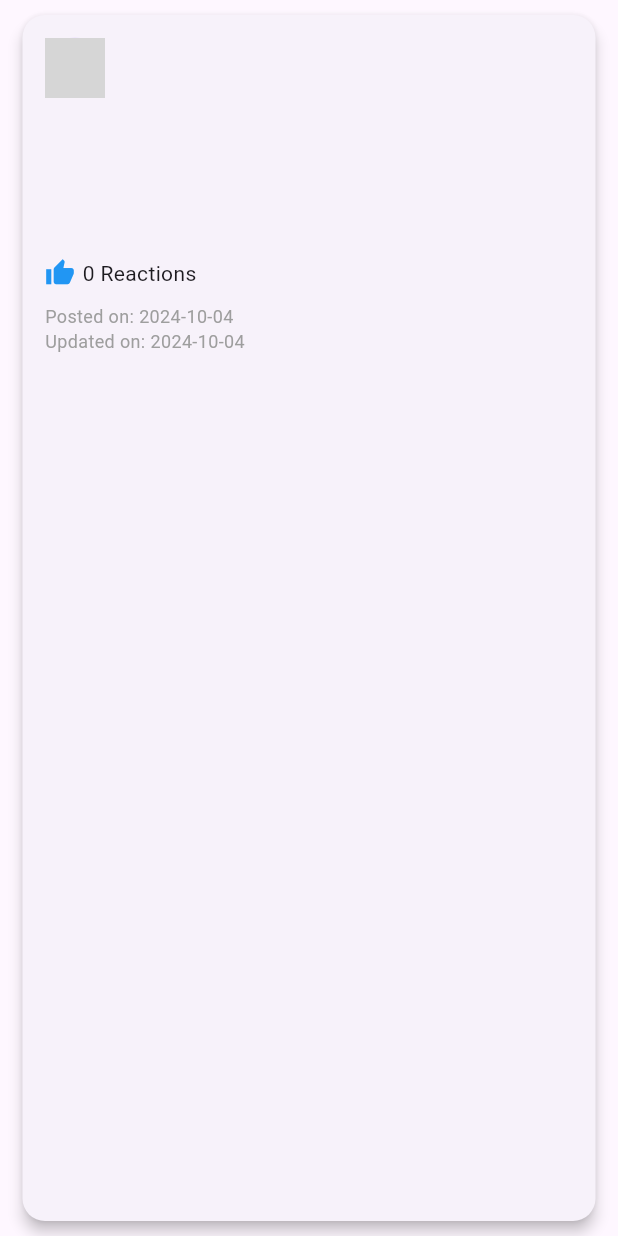
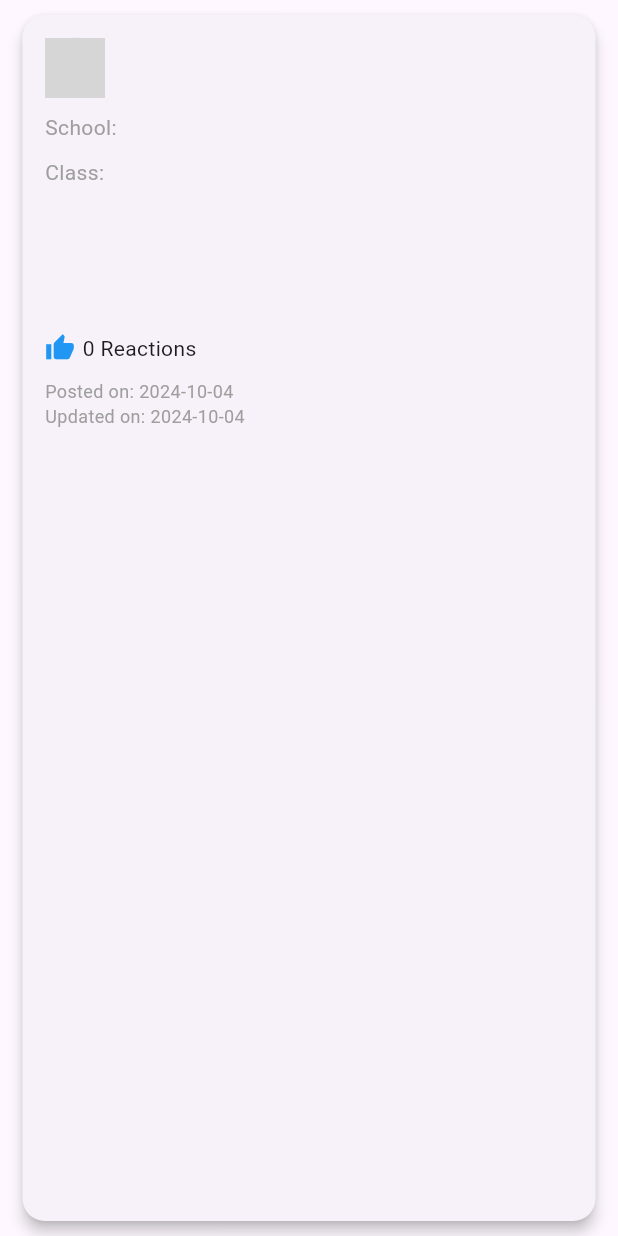
Before and after one commit to axislinn/BumbleBee-School, a Flutter app: the PostWidget widget shown alone on an empty page, opened directly with empty values, on a phone screen of 412 x 824 dp. Run offline on Flutter 3.47's test engine with Material 3 defaults, Android fonts, the phone set to English and light mode, and no system bars; our stand-ins replace equatable, file_picker, flutter_bloc, image_picker, permission_handler, shared_preferences; accounts and stored records are empty; network calls fail; grey boxes are pictures that could not be loaded.

Commit message:
reupdate successful fetch data name school and class

```diff
--- a/lib/bloc/post_bloc/post_bloc.dart
+++ b/lib/bloc/post_bloc/post_bloc.dart
@@ -37,13 +37,18 @@ class PostBloc extends Bloc<PostEvent, PostState> {
           .map((document) => document.path)
           .toList(); // Convert List<File> to List<String>
 
+      // Create instances of School and Class using the data passed in the event
+      final School school = School(id: schoolId, schoolName: event.schoolName);
+      final Class classObj =
+          Class(id: event.classId, className: event.className);
+
       // Create Post model with paths for images and documents
       final post = PostModel(
         heading: event.heading,
         body: event.body,
         contentType: event.contentType,
-        classId: event.classId,
-        schoolId: schoolId,
+        classId: classObj, // Use Class object
+        schoolId: school, // Use School object
         contentPictures: imagePaths, // Passing paths (List<String>)
         documents: documentPaths, // Passing document paths (List<String>)
       );
@@ -53,8 +58,8 @@ class PostBloc extends Bloc<PostEvent, PostState> {
         post,
         schoolId,
         token,
-        imagePaths, // Now passing List<String> paths for images
-        documentPaths, // Now passing List<String> paths for documents
+        imagePaths, // Passing List<String> paths for images
+        documentPaths, // Passing List<String> paths for documents
       );
 
       // Log response for debugging
@@ -62,7 +67,7 @@ class PostBloc extends Bloc<PostEvent, PostState> {
 
       // Check the result and emit appropriate state
       if (result.success) {
-        emit(PostSuccess([]));
+        emit(PostSuccess([])); // Emit success state
       } else {
         // Log the failure message in the console for debugging
         print("Failed to create post: ${result.message}");
--- a/lib/bloc/post_bloc/post_event.dart
+++ b/lib/bloc/post_bloc/post_event.dart
@@ -34,6 +34,10 @@ class CreatePost extends PostEvent {
         contentPictures,
         documents, // Ensure this is included in the props
       ];
+
+  get className => null;
+
+  get schoolName => null;
 }
 
 class FetchPosts extends PostEvent {} // New event for fetching posts
--- a/lib/models/post_model.dart
+++ b/lib/models/post_model.dart
@@ -1,5 +1,3 @@
-import 'dart:io';
-
 class PostModel {
   final String? id;
   final String heading;
@@ -7,8 +5,8 @@ class PostModel {
   final List<String>? contentPictures; // Use String instead of File
   final String contentType;
   final int? reactions;
-  final String classId;
-  final String schoolId;
+  final School? schoolId; // Changed to School object
+  final Class? classId; // Changed to Class object
   final List<String>? documents; // Use String instead of File
   final DateTime? createdAt;
   final DateTime? updatedAt;
@@ -21,8 +19,8 @@ class PostModel {
     this.contentPictures, // Now it's a List<String> for URLs
     required this.contentType,
     this.reactions,
-    required this.classId,
-    required this.schoolId,
+    this.classId, // Changed to Class object
+    this.schoolId, // Changed to School object
     this.documents, // Handle as List<String> for URLs
     this.createdAt,
     this.updatedAt,
@@ -41,8 +39,12 @@ class PostModel {
           : null,
       contentType: json['contentType'] ?? '',
       reactions: json['reactions'] != null ? json['reactions'] as int : 0,
-      classId: json['classId'] ?? '',
-      schoolId: json['schoolId'] ?? '',
+      classId: json['classId'] != null
+          ? Class.fromJson(json['classId']) // Now expects an object
+          : null,
+      schoolId: json['schoolId'] != null
+          ? School.fromJson(json['schoolId']) // Now expects an object
+          : null,
       documents: json['documents'] != null
           ? List<String>.from(json['documents']) // Use String instead of File
           : null,
@@ -64,12 +66,62 @@ class PostModel {
       'contentPictures': contentPictures, // No need to map file paths
       'contentType': contentType,
       'reactions': reactions,
-      'classId': classId,
-      'schoolId': schoolId,
+      'classId': classId?.toJson(), // Serialize Class object
+      'schoolId': schoolId?.toJson(), // Serialize School object
       'documents': documents, // Handle documents
       'createdAt': createdAt?.toIso8601String(),
       'updatedAt': updatedAt?.toIso8601String(),
       'posted_by': postedBy?.toJson(),
+    };
+  }
+}
+
+class School {
+  final String id;
+  final String schoolName; // Add schoolName field
+
+  School(
+      {required this.id,
+      required this.schoolName}); // Add schoolName to constructor
+
+  // Factory method to create a School object from a JSON map
+  factory School.fromJson(Map<String, dynamic> json) {
+    return School(
+      id: json['_id'],
+      schoolName: json['schoolName'], // Add schoolName from JSON
+    );
+  }
+
+  // Convert a School object to a JSON map
+  Map<String, dynamic> toJson() {
+    return {
+      '_id': id,
+      'schoolName': schoolName, // Serialize schoolName to JSON
+    };
+  }
+}
+
+class Class {
+  final String id;
+  final String className; // Add className field
+
+  Class(
+      {required this.id,
+      required this.className}); // Add className to constructor
+
+  // Factory method to create a Class object from a JSON map
+  factory Class.fromJson(Map<String, dynamic> json) {
+    return Class(
+      id: json['_id'],
+      className: json['className'], // Add className from JSON
+    );
+  }
+
+  // Convert a Class object to a JSON map
+  Map<String, dynamic> toJson() {
+    return {
+      '_id': id,
+      'className': className, // Serialize className to JSON
     };
   }
 }
@@ -106,10 +158,10 @@ class PostedBy {
 }
 
 class ApiResponse<T> {
-  final bool con; // Ensure this is always a boolean
+  final bool con;
   final String msg;
-  final T? result; // Use generics for result type
-  final int? statusCode; // Optional field for status code
+  final T? result;
+  final int? statusCode;
 
   ApiResponse({
     required this.con,
@@ -118,24 +170,23 @@ class ApiResponse<T> {
     this.statusCode,
   });
 
-  // Factory method to create ApiResponse from JSON
-  factory ApiResponse.fromJson(Map<String, dynamic> json) {
+  // Factory method to create ApiResponse from JSON, handling different types
+  factory ApiResponse.fromJson(
+      Map<String, dynamic> json, T Function(dynamic json) create) {
     return ApiResponse(
       con: json['con'] ?? false,
       msg: json['msg'] ?? '',
-      result:
-          json['result'], // Result can be of any type, so handle it dynamically
-      statusCode: json['statusCode'], // Optional statusCode
+      result: json['result'] != null ? create(json['result']) : null,
+      statusCode: json['statusCode'],
     );
   }
 
-  // Convert an ApiResponse to JSON
   Map<String, dynamic> toJson() {
     return {
       'con': con,
       'msg': msg,
       'result': result,
-      'statusCode': statusCode, // Include statusCode if available
+      'statusCode': statusCode,
     };
   }
 }
--- a/lib/screens/bodyForHomeScreen/home_body.dart
+++ b/lib/screens/bodyForHomeScreen/home_body.dart
@@ -36,7 +36,6 @@ class HomePage extends StatelessWidget {
 }
 
 // Your PostWidget class definition goes here
-
 class PostWidget extends StatelessWidget {
   final PostModel post;
 
@@ -54,10 +53,12 @@ class PostWidget extends StatelessWidget {
           crossAxisAlignment: CrossAxisAlignment.start,
           children: [
             // User Profile (posted_by)
+            if (post.postedBy != null) // Null check for postedBy
               Row(
                 children: [
                   CircleAvatar(
-                  backgroundImage: NetworkImage(post.postedBy!.profilePicture),
+                    backgroundImage:
+                        NetworkImage(post.postedBy!.profilePicture),
                     radius: 20,
                   ),
                   const SizedBox(width: 10),
@@ -70,10 +71,19 @@ class PostWidget extends StatelessWidget {
               ),
             const SizedBox(height: 10),
 
-            // School ID (if available)
-            if (post.schoolId.isNotEmpty)
+            // School Name (if available)
+            if (post.schoolId != null)
               Text(
-                'School ID: ${post.schoolId}',
+                'School: ${post.schoolId?.schoolName}', // Displaying school name
+                style: const TextStyle(fontSize: 14, color: Colors.grey),
+              ),
+
+            const SizedBox(height: 10),
+
+            // Class Name (if available)
+            if (post.classId != null)
+              Text(
+                'Class: ${post.classId?.className}', // Displaying class name
                 style: const TextStyle(fontSize: 14, color: Colors.grey),
               ),
 
@@ -107,13 +117,16 @@ class PostWidget extends StatelessWidget {
                   scrollDirection: Axis.horizontal,
                   itemCount: post.contentPictures!.length,
                   itemBuilder: (context, index) {
+                    final pictureUrl = post.contentPictures![index];
                     return Padding(
                       padding: const EdgeInsets.only(right: 8.0),
-                      child: Image.network(
-                        post.contentPictures![index] as String,
+                      child: pictureUrl.isNotEmpty
+                          ? Image.network(
+                              pictureUrl,
                               width: 100,
                               fit: BoxFit.cover,
-                      ),
+                            )
+                          : const SizedBox(), // Handle empty URL
                     );
                   },
                 ),
@@ -154,20 +167,22 @@ class PostWidget extends StatelessWidget {
               children: [
                 const Icon(Icons.thumb_up, size: 20, color: Colors.blue),
                 const SizedBox(width: 5),
-                Text('${post.reactions} Reactions'),
+                Text(
+                    '${post.reactions ?? 0} Reactions'), // Default to 0 if null
               ],
             ),
 
             const SizedBox(height: 10),
 
             // Date and Time
+            if (post.createdAt != null)
               Text(
-              'Posted on: ${post.createdAt?.toLocal().toString().split(' ')[0]}',
+                'Posted on: ${post.createdAt!.toLocal().toString().split(' ')[0]}',
                 style: const TextStyle(color: Colors.grey, fontSize: 12),
               ),
             if (post.updatedAt != null)
               Text(
-                'Updated on: ${post.updatedAt?.toLocal().toString().split(' ')[0]}',
+                'Updated on: ${post.updatedAt!.toLocal().toString().split(' ')[0]}',
                 style: const TextStyle(color: Colors.grey, fontSize: 12),
               ),
           ],
```
Also changed, not shown: lib/data/repository/repositories/post_repository.dart (+5 -2 lines). Lines whose indentation alone changed are shown as unchanged.
